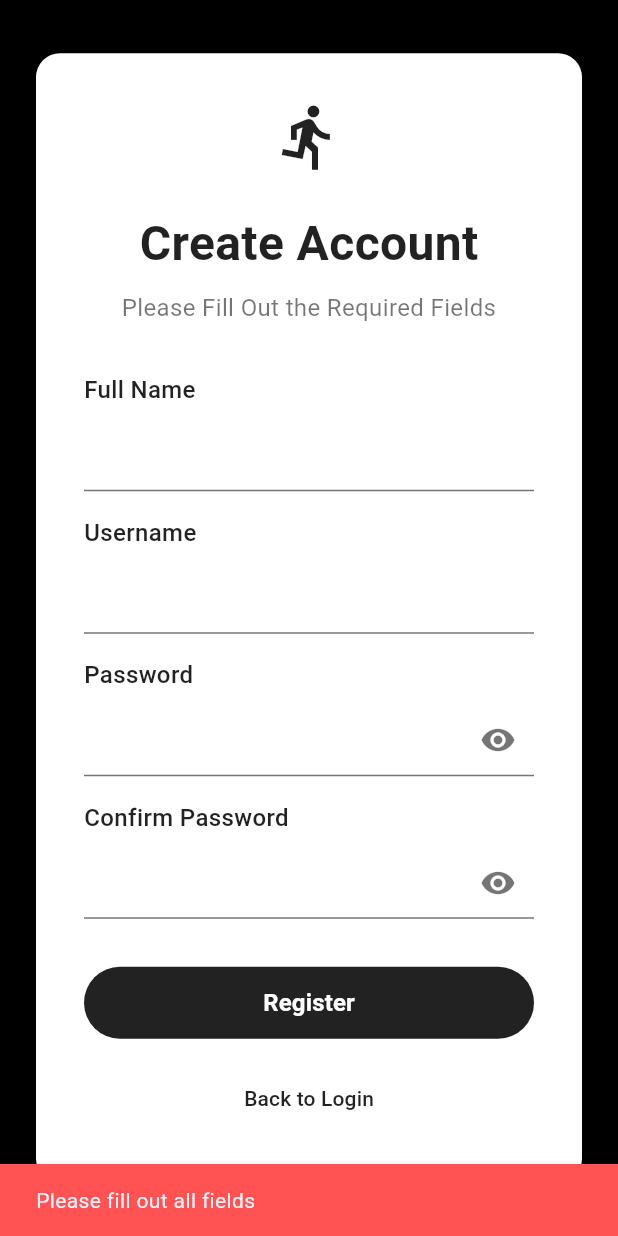
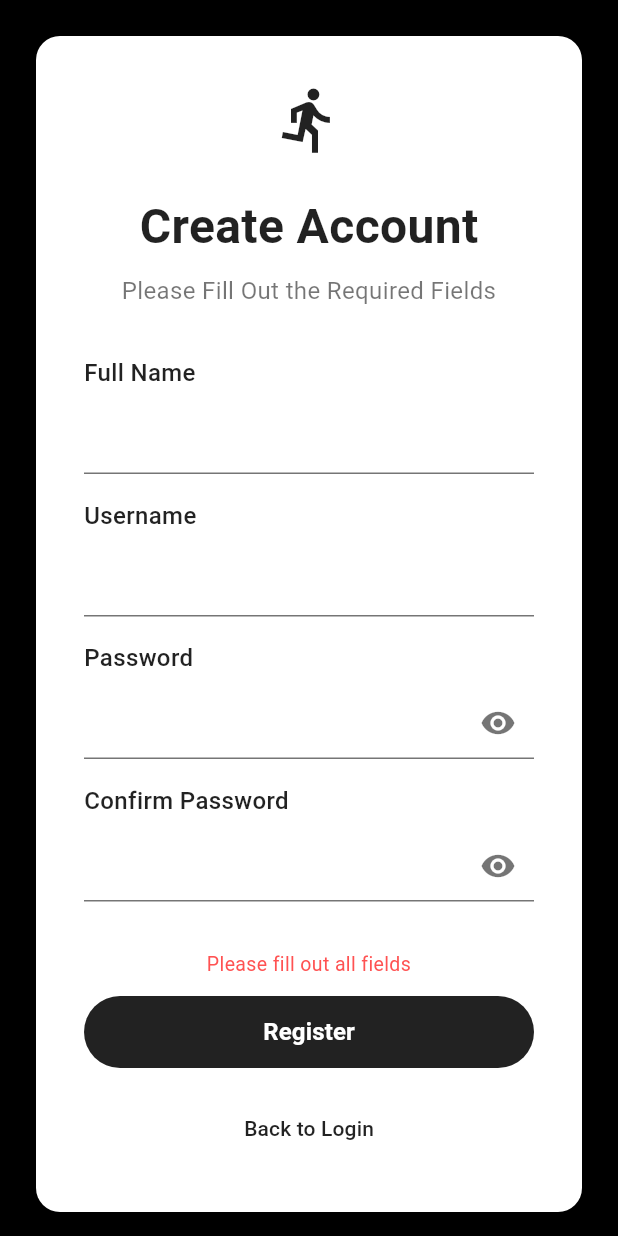
Before and after one commit to JAMAGAMING/ResearchDynamicTrainingApp, a Flutter app: the RegisterScreen screen opened directly, after a tap on "Register", on a phone screen of 412 x 824 dp. Run offline on Flutter 3.47's test engine with Material 3 defaults, Android fonts, the phone set to English and light mode, and no system bars; our stand-ins replace geolocator, shared_preferences, table_calendar; missing offline and left inert: flutter_ringtone_player; accounts and stored records are empty.

Commit message:
Most of it done lmao

```diff
--- a/lib/register.dart
+++ b/lib/register.dart
@@ -1,4 +1,8 @@
 import 'package:flutter/material.dart';
+import 'api_service.dart';
+import 'auth_storage.dart';
+import 'sync_service.dart';
+import 'homepage.dart';
 
 class RegisterScreen extends StatefulWidget {
   const RegisterScreen({Key? key}) : super(key: key);
@@ -13,8 +17,69 @@ class _RegisterScreenState extends State<RegisterScreen> {
   final TextEditingController _passwordController = TextEditingController();
   final TextEditingController _confirmPasswordController = TextEditingController();
 
-  bool _obscurePassword = true;
+  bool _obscurePassword        = true;
   bool _obscureConfirmPassword = true;
+  bool _loading                = false;
+  String? _errorMessage;
+
+  Future<void> _register() async {
+    final fullName = _fullNameController.text.trim();
+    final username = _usernameController.text.trim();
+    final password = _passwordController.text;
+    final confirm  = _confirmPasswordController.text;
+
+    if (fullName.isEmpty || username.isEmpty || password.isEmpty || confirm.isEmpty) {
+      setState(() => _errorMessage = 'Please fill out all fields');
+      return;
+    }
+    if (password != confirm) {
+      setState(() => _errorMessage = 'Passwords do not match');
+      return;
+    }
+    if (password.length < 6) {
+      setState(() => _errorMessage = 'Password must be at least 6 characters');
+      return;
+    }
+
+    setState(() { _loading = true; _errorMessage = null; });
+
+    final result = await ApiService.register(
+      username: username,
+      fullName: fullName,
+      password: password,
+    );
+
+    if (!mounted) return;
+
+    if (result == null) {
+      setState(() {
+        _loading      = false;
+        _errorMessage = 'Could not connect to server. Check your connection.';
+      });
+      return;
+    }
+
+    final token = result['token'] as String?;
+    final user  = result['user']  as Map<String, dynamic>?;
+
+    if (token == null || user == null) {
+      setState(() {
+        _loading      = false;
+        _errorMessage = result['error'] as String? ?? 'Registration failed';
+      });
+      return;
+    }
+
+    await AuthStorage.save(token: token, user: user);
+    SyncService.fullSync(); // push any local plans in background
+
+    if (!mounted) return;
+    Navigator.pushAndRemoveUntil(
+      context,
+      MaterialPageRoute(builder: (_) => const HomePage()),
+      (r) => false,
+    );
+  }
 
   @override
   void dispose() {
@@ -113,47 +178,22 @@ class _RegisterScreenState extends State<RegisterScreen> {
                   ),
                   const SizedBox(height: 32),
 
+                  // Error message
+                  if (_errorMessage != null) ...[
+                    Text(
+                      _errorMessage!,
+                      style: const TextStyle(color: Colors.redAccent, fontSize: 13),
+                      textAlign: TextAlign.center,
+                    ),
+                    const SizedBox(height: 12),
+                  ],
+
                   // Register button
                   SizedBox(
                     width: double.infinity,
                     height: 48,
                     child: ElevatedButton(
-                      onPressed: () {
-                        String fullName = _fullNameController.text.trim();
-                        String username = _usernameController.text.trim();
-                        String password = _passwordController.text;
-                        String confirmPassword = _confirmPasswordController.text;
-
-                        if (fullName.isEmpty || username.isEmpty || password.isEmpty || confirmPassword.isEmpty) {
-                          ScaffoldMessenger.of(context).showSnackBar(
-                            const SnackBar(
-                              content: Text('Please fill out all fields'),
-                              backgroundColor: Colors.redAccent,
-                              duration: Duration(seconds: 2),
-                            ),
-                          );
-                        } else if (password != confirmPassword) {
-                          ScaffoldMessenger.of(context).showSnackBar(
-                            const SnackBar(
-                              content: Text('Passwords do not match'),
-                              backgroundColor: Colors.redAccent,
-                              duration: Duration(seconds: 2),
-                            ),
-                          );
-                        } else {
-                          // Registration logic goes here
-                          print('Register: $fullName, $username');
-                          ScaffoldMessenger.of(context).showSnackBar(
-                            const SnackBar(
-                              content: Text('Registration successful!'),
-                              backgroundColor: Colors.green,
-                              duration: Duration(seconds: 2),
-                            ),
-                          );
-                          // Optionally navigate back to login:
-                          // Navigator.pop(context);
-                        }
-                      },
+                      onPressed: _loading ? null : _register,
                       style: ElevatedButton.styleFrom(
                         backgroundColor: Colors.black87,
                         foregroundColor: Colors.white,
@@ -162,13 +202,16 @@ class _RegisterScreenState extends State<RegisterScreen> {
                         ),
                         elevation: 0,
                       ),
-                      child: const Text(
-                        'Register',
-                        style: TextStyle(
-                          fontSize: 16,
-                          fontWeight: FontWeight.w600,
-                        ),
-                      ),
+                      child: _loading
+                          ? const SizedBox(
+                              height: 20, width: 20,
+                              child: CircularProgressIndicator(
+                                  strokeWidth: 2, color: Colors.white))
+                          : const Text(
+                              'Register',
+                              style: TextStyle(
+                                  fontSize: 16, fontWeight: FontWeight.w600),
+                            ),
                     ),
                   ),
 
--- a/pubspec.yaml
+++ b/pubspec.yaml
@@ -35,6 +35,7 @@ dependencies:
   shared_preferences: ^2.3.2
   flutter_ringtone_player: ^4.0.0
   geolocator: ^13.0.0
+  http: ^1.2.0
 
   # The following adds the Cupertino Icons font to your application.
   # Use with the CupertinoIcons class for iOS style icons.
@@ -43,6 +44,11 @@ dependencies:
 dev_dependencies:
   flutter_test:
     sdk: flutter
+
+flutter_launcher_icons:
+  android: "launcher_icon"
+  ios: true
+  image_path: "assets/icon/icon.png"
 
   # The "flutter_lints" package below contains a set of recommended lints to
   # encourage good coding practices. The lint set provided by the package is
```
Also changed, not shown: lib/homepage.dart (+28 -10 lines), lib/login.dart (+75 -25 lines), lib/plan_storage.dart (+27 -0 lines), lib/reset_password.dart (+89 -51 lines), lib/select_training_plan_screen.dart (+42 -2 lines), pubspec.lock, 1 other file.
